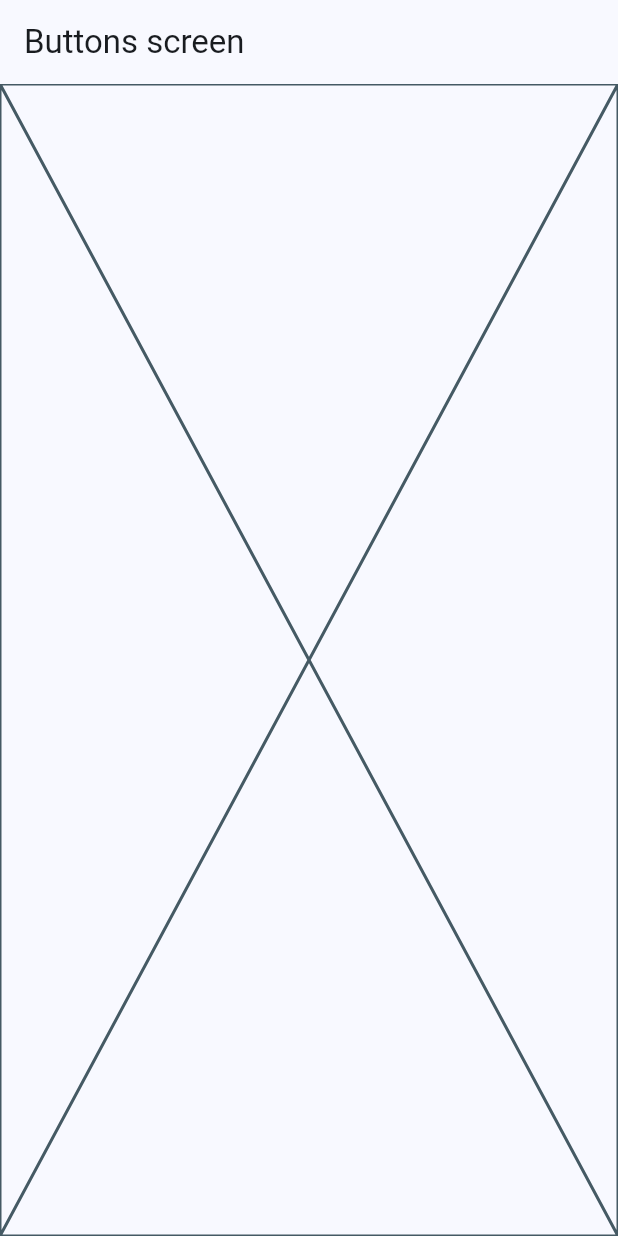
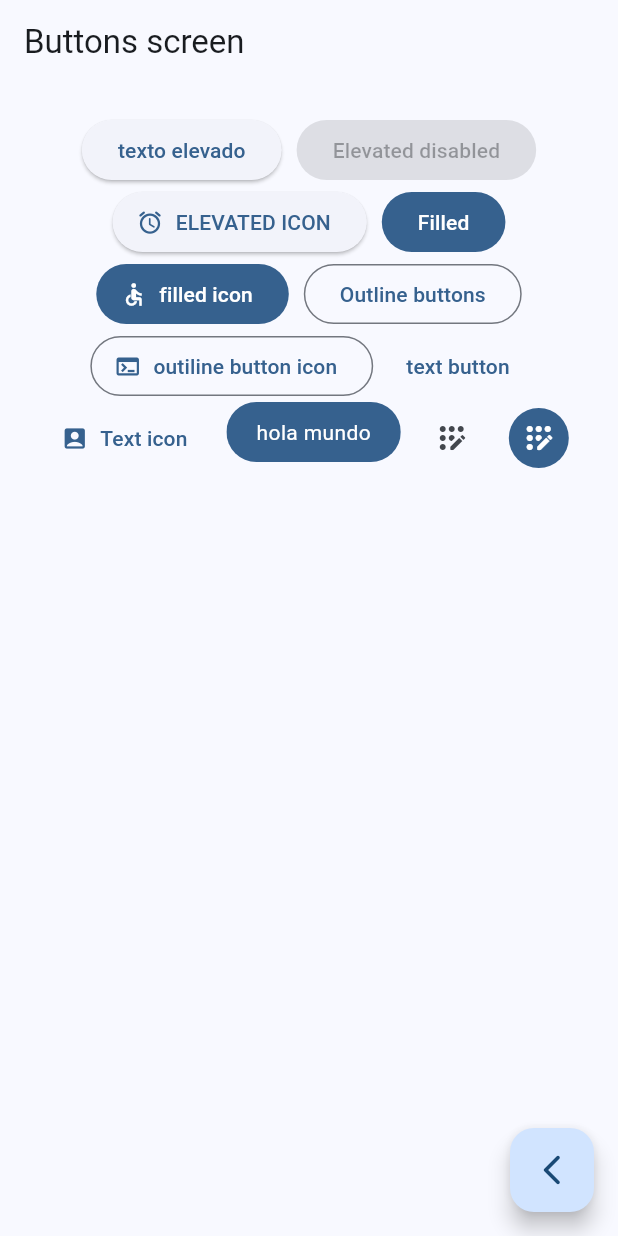
Before and after one commit to Pichichu/widgets-app, a Flutter app: the ButtonsScreen screen opened by its route, on a phone screen of 412 x 824 dp. Run offline on Flutter 3.47's test engine with Material 3 defaults, Android fonts, the phone set to English and light mode, and no system bars; our stand-ins replace go_router.

Commit message:
buttons screen finish

```diff
--- a/lib/presentation/screens/buttons/buttons_screen.dart
+++ b/lib/presentation/screens/buttons/buttons_screen.dart
@@ -1,8 +1,7 @@
 import 'package:flutter/material.dart';
-
+import 'package:go_router/go_router.dart';
 
 class ButtonsScreen extends StatelessWidget {
-
   static const String name = 'buttons_screen';
 
   const ButtonsScreen({super.key});
@@ -10,10 +9,96 @@ class ButtonsScreen extends StatelessWidget {
   @override
   Widget build(BuildContext context) {
     return Scaffold(
-      appBar: AppBar(
-        title: const Text('Buttons screen'),
+      appBar: AppBar(title: const Text('Buttons screen')),
+      body: _ButtonsView(),
+      floatingActionButton: FloatingActionButton(
+        child: const Icon(Icons.arrow_back_ios_new_rounded),
+        onPressed: () {
+          context.pop();
+        },
       ),
-      body: const Placeholder(),
     );
   }
 }
+
+class _ButtonsView extends StatelessWidget {
+  const _ButtonsView();
+
+  @override
+  Widget build(BuildContext context) {
+
+    final colors = Theme.of(context).colorScheme;
+
+    return SizedBox(
+      width: double.infinity,
+      child: Padding(
+        padding: const EdgeInsets.symmetric(horizontal: 10, vertical: 20),
+        child: Wrap(
+          spacing: 10,
+          alignment: WrapAlignment.center,
+          children: [
+            ElevatedButton(onPressed: () {}, child: Text('texto elevado')),
+            const ElevatedButton(onPressed: null, child: Text('Elevated disabled')),
+            ElevatedButton.icon(
+              onPressed: () {},
+              icon: Icon(Icons.access_alarm_rounded),
+              label: Text('ELEVATED ICON')
+            ),
+
+            FilledButton(onPressed: () {}, child: const Text('Filled')),
+
+            FilledButton.icon(onPressed: () {}, icon: Icon(Icons.accessible), label: const Text('filled icon'),),
+
+            OutlinedButton(onPressed: () {}, child: const Text('Outline buttons')),
+            OutlinedButton.icon(onPressed: () {}, icon: Icon(Icons.terminal), label: const Text('outiline button icon'),),
+
+            TextButton(onPressed: () {}, child: const Text('text button')),
+            TextButton.icon(onPressed: () {}, icon: const Icon(Icons.account_box), label: const Text('Text icon'),),
+
+            const CustomButton(),
+
+            // TODO: custom button
+
+            IconButton(onPressed: () {}, icon: Icon(Icons.app_registration_rounded)),
+            IconButton(onPressed: () {},
+              icon: Icon(Icons.app_registration_rounded),
+              style: ButtonStyle(
+                backgroundColor: WidgetStatePropertyAll(colors.primary),
+                iconColor: WidgetStatePropertyAll(Colors.white),
+              ),
+
+              ),
+
+          ],
+        ),
+      ),
+    );
+  }
+}
+
+
+class CustomButton extends StatelessWidget {
+  const CustomButton({super.key});
+
+  @override
+  Widget build(BuildContext context) {
+
+    final colors = Theme.of(context).colorScheme;
+
+    return ClipRRect(
+      borderRadius: BorderRadius.circular(20),
+      child: Material(
+        color: colors.primary,
+        child: InkWell(
+          onTap: () {},
+          child: Padding(
+            padding: const EdgeInsets.symmetric(horizontal: 20, vertical: 10),
+            child: Text('hola mundo',
+            style: TextStyle(color: Colors.white),
+
+            )),
+        ),
+      ),
+    );
+  }
+}
```
